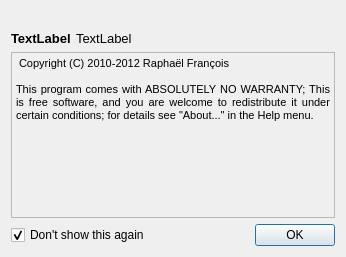
Qt form src/common/views/splash.ui (CtrlBrk/vstboard) before a commit.
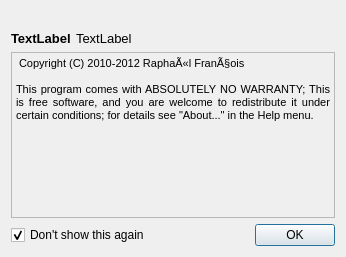
The same form after that commit. Icons and pictures are not drawn.

What changed in the file:
```diff
--- a/src/common/views/splash.ui
+++ b/src/common/views/splash.ui
@@ -207,7 +207,7 @@
 &lt;html&gt;&lt;head&gt;&lt;meta name=&quot;qrichtext&quot; content=&quot;1&quot; /&gt;&lt;style type=&quot;text/css&quot;&gt;
 p, li { white-space: pre-wrap; }
 &lt;/style&gt;&lt;/head&gt;&lt;body style=&quot; font-family:'MS Shell Dlg 2'; font-size:8.25pt; font-weight:400; font-style:normal;&quot;&gt;
-&lt;p align=&quot;justify&quot; style=&quot; margin-top:0px; margin-bottom:0px; margin-left:0px; margin-right:0px; -qt-block-indent:0; text-indent:0px;&quot;&gt;&lt;span style=&quot; font-size:8pt;&quot;&gt; Copyright (C) 2010-2012 Raphaël François&lt;/span&gt;&lt;/p&gt;
+&lt;p align=&quot;justify&quot; style=&quot; margin-top:0px; margin-bottom:0px; margin-left:0px; margin-right:0px; -qt-block-indent:0; text-indent:0px;&quot;&gt;&lt;span style=&quot; font-size:8pt;&quot;&gt; Copyright (C) 2010-2012 RaphaÃ«l FranÃ§ois&lt;/span&gt;&lt;/p&gt;
 &lt;p align=&quot;justify&quot; style=&quot;-qt-paragraph-type:empty; margin-top:0px; margin-bottom:0px; margin-left:0px; margin-right:0px; -qt-block-indent:0; text-indent:0px; font-size:8pt;&quot;&gt;&lt;/p&gt;
 &lt;p align=&quot;justify&quot; style=&quot; margin-top:0px; margin-bottom:0px; margin-left:0px; margin-right:0px; -qt-block-indent:0; text-indent:0px;&quot;&gt;&lt;span style=&quot; font-size:8pt;&quot;&gt;This program comes with ABSOLUTELY NO WARRANTY; This is free software, and you are welcome to redistribute it under certain conditions; for details see &amp;quot;About...&amp;quot; in the Help menu.&lt;/span&gt;&lt;/p&gt;&lt;/body&gt;&lt;/html&gt;</string>
      </property>
```
